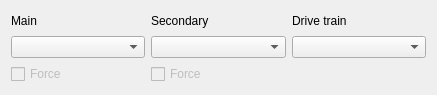
First picture: the form in rover_gui/ui/ui/Arbitration.ui, repository robotique-udes/rover, before the edit.
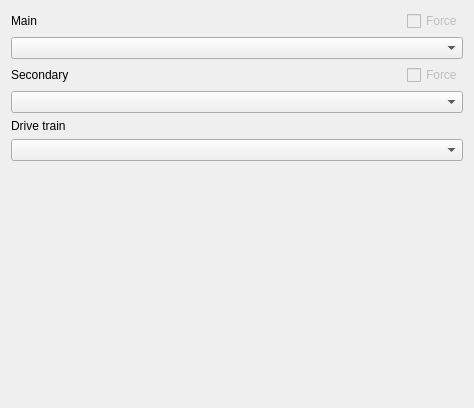
Second picture: the form after the edit.

The edit to the form file:
```diff
--- a/rover_gui/ui/ui/Arbitration.ui
+++ b/rover_gui/ui/ui/Arbitration.ui
@@ -6,69 +6,146 @@
    <rect>
     <x>0</x>
     <y>0</y>
-    <width>437</width>
-    <height>95</height>
+    <width>474</width>
+    <height>408</height>
    </rect>
   </property>
   <property name="maximumSize">
    <size>
     <width>16777215</width>
-    <height>200</height>
+    <height>16777215</height>
    </size>
   </property>
   <property name="windowTitle">
    <string>Form</string>
   </property>
   <layout class="QGridLayout" name="gridLayout">
-   <item row="2" column="1">
-    <widget class="QCheckBox" name="mainForceCheckBox">
-     <property name="enabled">
-      <bool>false</bool>
-     </property>
-     <property name="text">
-      <string>Force</string>
-     </property>
-    </widget>
-   </item>
-   <item row="1" column="2">
-    <widget class="QComboBox" name="secComboBox"/>
-   </item>
-   <item row="1" column="1">
-    <widget class="QComboBox" name="mainComboBox"/>
-   </item>
-   <item row="0" column="1">
+   <item row="0" column="0">
+    <layout class="QVBoxLayout" name="verticalLayout_4">
+     <item>
+      <layout class="QVBoxLayout" name="verticalLayout">
+       <item>
+        <layout class="QHBoxLayout" name="horizontalLayout">
+         <property name="spacing">
+          <number>0</number>
+         </property>
+         <item>
     <widget class="QLabel" name="mainLabel">
+           <property name="sizePolicy">
+            <sizepolicy hsizetype="Preferred" vsizetype="Preferred">
+             <horstretch>1</horstretch>
+             <verstretch>0</verstretch>
+            </sizepolicy>
+           </property>
      <property name="text">
       <string>Main</string>
      </property>
-    </widget>
-   </item>
-   <item row="2" column="2">
-    <widget class="QCheckBox" name="secForceCheckBox">
+           <property name="alignment">
+            <set>Qt::AlignLeading|Qt::AlignLeft|Qt::AlignVCenter</set>
+           </property>
+          </widget>
+         </item>
+         <item>
+          <widget class="QCheckBox" name="mainForceCheckBox">
      <property name="enabled">
       <bool>false</bool>
      </property>
+           <property name="sizePolicy">
+            <sizepolicy hsizetype="Minimum" vsizetype="Fixed">
+             <horstretch>0</horstretch>
+             <verstretch>0</verstretch>
+            </sizepolicy>
+           </property>
      <property name="text">
       <string>Force</string>
      </property>
     </widget>
    </item>
-   <item row="0" column="2">
+        </layout>
+       </item>
+       <item>
+        <widget class="QComboBox" name="mainComboBox"/>
+       </item>
+      </layout>
+     </item>
+     <item>
+      <layout class="QVBoxLayout" name="verticalLayout_2">
+       <item>
+        <layout class="QHBoxLayout" name="horizontalLayout_2">
+         <property name="spacing">
+          <number>0</number>
+         </property>
+         <item>
     <widget class="QLabel" name="secLabel">
+           <property name="sizePolicy">
+            <sizepolicy hsizetype="Preferred" vsizetype="Preferred">
+             <horstretch>1</horstretch>
+             <verstretch>0</verstretch>
+            </sizepolicy>
+           </property>
      <property name="text">
       <string>Secondary</string>
      </property>
     </widget>
    </item>
-   <item row="0" column="3">
+         <item>
+          <widget class="QCheckBox" name="secForceCheckBox">
+           <property name="enabled">
+            <bool>false</bool>
+           </property>
+           <property name="text">
+            <string>Force</string>
+           </property>
+          </widget>
+         </item>
+        </layout>
+       </item>
+       <item>
+        <widget class="QComboBox" name="secComboBox"/>
+       </item>
+       <item>
+        <layout class="QVBoxLayout" name="verticalLayout_3">
+         <item>
+          <layout class="QHBoxLayout" name="horizontalLayout_3">
+           <property name="spacing">
+            <number>0</number>
+           </property>
+           <item>
     <widget class="QLabel" name="driveTrainLabel">
+             <property name="sizePolicy">
+              <sizepolicy hsizetype="Preferred" vsizetype="Preferred">
+               <horstretch>0</horstretch>
+               <verstretch>0</verstretch>
+              </sizepolicy>
+             </property>
      <property name="text">
       <string>Drive train</string>
      </property>
     </widget>
    </item>
-   <item row="1" column="3">
+          </layout>
+         </item>
+         <item>
     <widget class="QComboBox" name="driveTrainComboBox"/>
+         </item>
+         <item>
+          <spacer name="verticalSpacer">
+           <property name="orientation">
+            <enum>Qt::Vertical</enum>
+           </property>
+           <property name="sizeHint" stdset="0">
+            <size>
+             <width>20</width>
+             <height>40</height>
+            </size>
+           </property>
+          </spacer>
+         </item>
+        </layout>
+       </item>
+      </layout>
+     </item>
+    </layout>
    </item>
   </layout>
  </widget>
```
Lines whose indentation alone changed are shown as unchanged.
